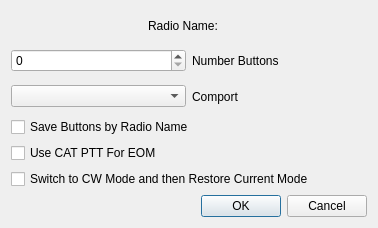
Old version of the form mqt/MqtLogger/txvmrigsetupdialog.ui in the repository Rsclub22/Minos2-Mirror.
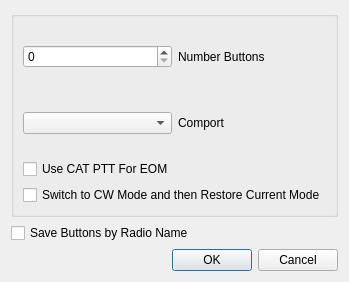
New version of the form.

Commit message: voice message - add dialog to ask to save setup if savebyradio is changed

```diff
--- a/mqt/MqtLogger/txvmrigsetupdialog.ui
+++ b/mqt/MqtLogger/txvmrigsetupdialog.ui
@@ -6,60 +6,20 @@
    <rect>
     <x>0</x>
     <y>0</y>
-    <width>378</width>
-    <height>228</height>
+    <width>325</width>
+    <height>282</height>
    </rect>
   </property>
   <property name="windowTitle">
    <string/>
   </property>
-  <layout class="QVBoxLayout" name="verticalLayout_2">
-   <item>
     <layout class="QVBoxLayout" name="verticalLayout">
      <item>
-      <layout class="QHBoxLayout" name="horizontalLayout_3">
-       <item>
-        <spacer name="horizontalSpacer">
-         <property name="orientation">
-          <enum>Qt::Horizontal</enum>
-         </property>
-         <property name="sizeHint" stdset="0">
-          <size>
-           <width>40</width>
-           <height>20</height>
-          </size>
-         </property>
-        </spacer>
-       </item>
-       <item>
-        <widget class="QLabel" name="label">
-         <property name="text">
-          <string>Radio Name:</string>
-         </property>
-        </widget>
-       </item>
-       <item>
-        <widget class="QLabel" name="selectedRadioNameLbl">
-         <property name="text">
+    <widget class="QGroupBox" name="setupRadioGroupBox">
+     <property name="title">
           <string/>
          </property>
-        </widget>
-       </item>
-       <item>
-        <spacer name="horizontalSpacer_2">
-         <property name="orientation">
-          <enum>Qt::Horizontal</enum>
-         </property>
-         <property name="sizeHint" stdset="0">
-          <size>
-           <width>40</width>
-           <height>20</height>
-          </size>
-         </property>
-        </spacer>
-       </item>
-      </layout>
-     </item>
+     <layout class="QVBoxLayout" name="verticalLayout_2">
      <item>
       <layout class="QHBoxLayout" name="horizontalLayout">
        <item>
@@ -88,13 +48,6 @@
        </item>
       </layout>
      </item>
-     <item>
-      <widget class="QCheckBox" name="saveByRadioNameChkBox">
-       <property name="text">
-        <string>Save Buttons by Radio Name</string>
-       </property>
-      </widget>
-     </item>
      <item>
       <widget class="QCheckBox" name="pttEOMChkBox">
        <property name="text">
@@ -110,6 +63,14 @@
       </widget>
      </item>
     </layout>
+    </widget>
+   </item>
+   <item>
+    <widget class="QCheckBox" name="saveByRadioNameChkBox">
+     <property name="text">
+      <string>Save Buttons by Radio Name</string>
+     </property>
+    </widget>
    </item>
    <item>
     <widget class="QDialogButtonBox" name="buttonBox">
```
Lines whose indentation alone changed are shown as unchanged. The commit also changes 3 other files.
